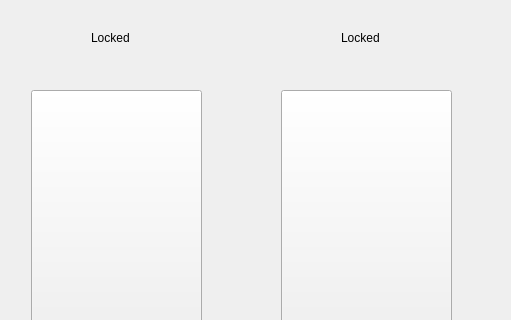
Old version of the form data/screens/characterchoosescreen.ui in the repository AsuraDiso/Dice-or-Die; both pictures show x 289 to 800 and y 0 to 320 of the 800 by 450 pixel window.
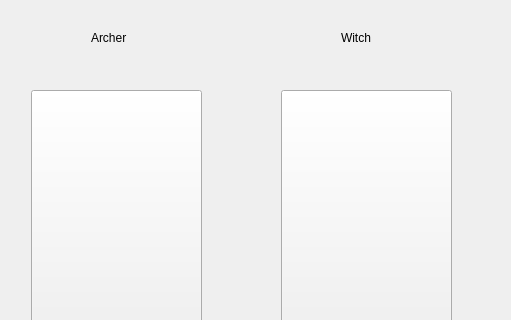
New version of the form. Icons and pictures are not drawn. Custom widgets are drawn as their Qt base class.

Diff of the .ui file:
```diff
--- a/data/screens/characterchoosescreen.ui
+++ b/data/screens/characterchoosescreen.ui
@@ -36,7 +36,7 @@
     </rect>
    </property>
    <property name="text">
-    <string>Locked</string>
+    <string>Archer</string>
    </property>
   </widget>
   <widget class="TextImage" name="charname_3">
@@ -49,7 +49,7 @@
     </rect>
    </property>
    <property name="text">
-    <string>Locked</string>
+    <string>Witch</string>
    </property>
   </widget>
   <widget class="Button" name="charicon">
```
